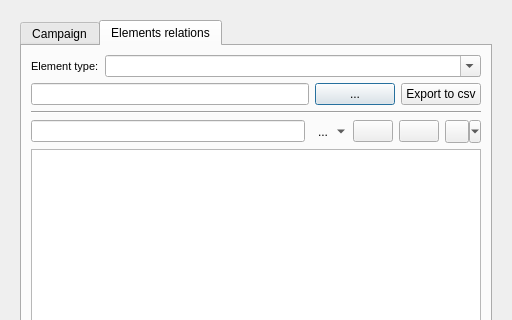
First picture: the form in core/ui/toolbars/cm/add_campaign_review_old.ui, repository Giswater/giswater_qgis_plugin, before the edit; both pictures show x 0 to 512 and y 0 to 320 of the 512 by 706 pixel window.
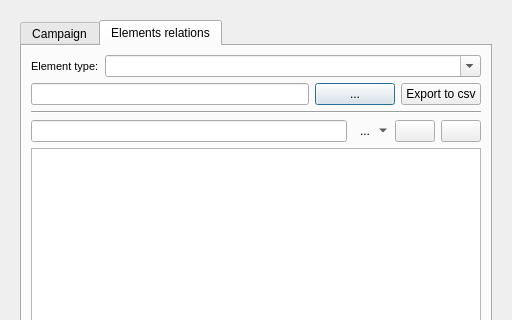
Second picture: the form after the edit. The open tabs and pages were chosen to show the change. Icons and pictures are not drawn.

Commit message: fix(cm_selection): Put order to the selection tools in cm.

```diff
--- a/core/ui/toolbars/cm/add_campaign_review_old.ui
+++ b/core/ui/toolbars/cm/add_campaign_review_old.ui
@@ -504,16 +504,6 @@
               </property>
              </widget>
             </item>
-            <item>
-             <widget class="QToolButton" name="btn_snapping">
-              <property name="text">
-               <string/>
-              </property>
-              <property name="popupMode">
-               <enum>QToolButton::MenuButtonPopup</enum>
-              </property>
-             </widget>
-            </item>
            </layout>
           </item>
           <item>
```
The commit also changes 7 other files.
